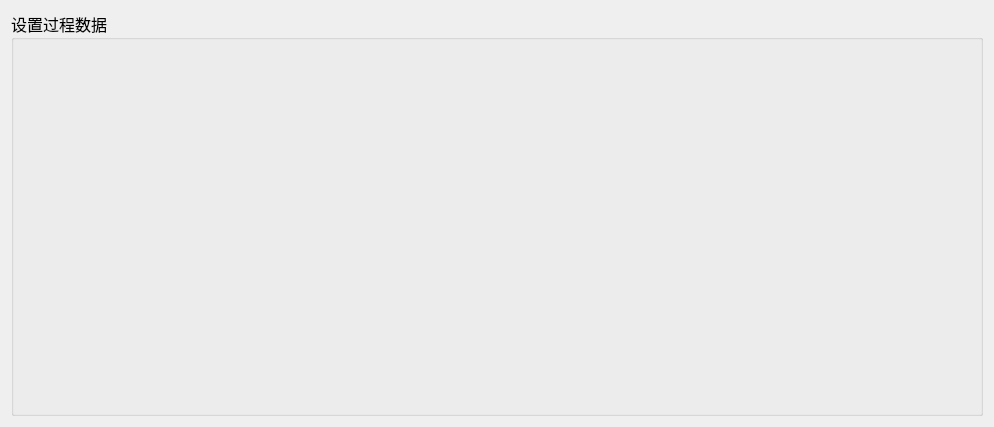
First picture: the form in PDU-QualityTest/statedata/td_mainwid.ui, repository ChinaClever/PDU-QualityTest, before the edit.
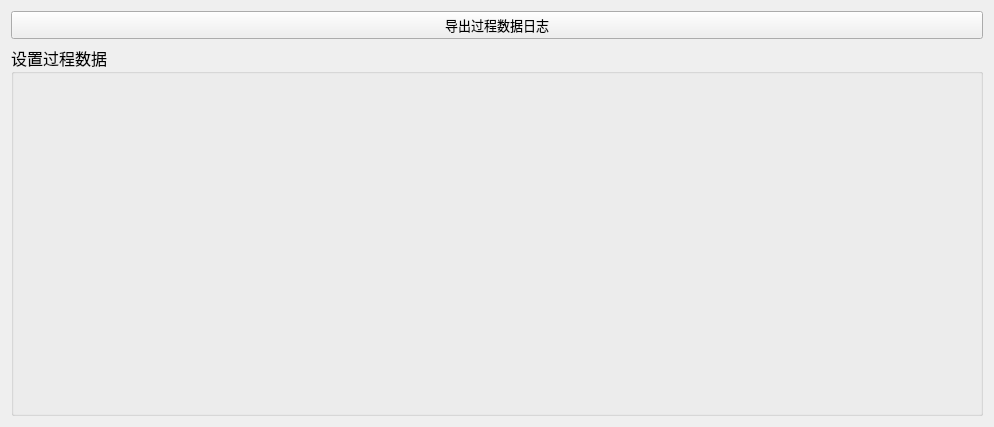
Second picture: the form after the edit.

Commit message: 导出过程日志

What changed in the file:
```diff
--- a/PDU-QualityTest/statedata/td_mainwid.ui
+++ b/PDU-QualityTest/statedata/td_mainwid.ui
@@ -20,7 +20,7 @@
    <string>Form</string>
   </property>
   <layout class="QGridLayout" name="gridLayout">
-   <item row="0" column="0">
+   <item row="1" column="0">
     <widget class="QGroupBox" name="groupBox">
      <property name="font">
       <font>
@@ -33,6 +33,18 @@
      </property>
     </widget>
    </item>
+   <item row="0" column="0">
+    <widget class="QPushButton" name="exportBtn">
+     <property name="font">
+      <font>
+       <pointsize>10</pointsize>
+      </font>
+     </property>
+     <property name="text">
+      <string>导出过程数据日志</string>
+     </property>
+    </widget>
+   </item>
   </layout>
  </widget>
  <resources/>
```
The commit also changes 9 other files.
